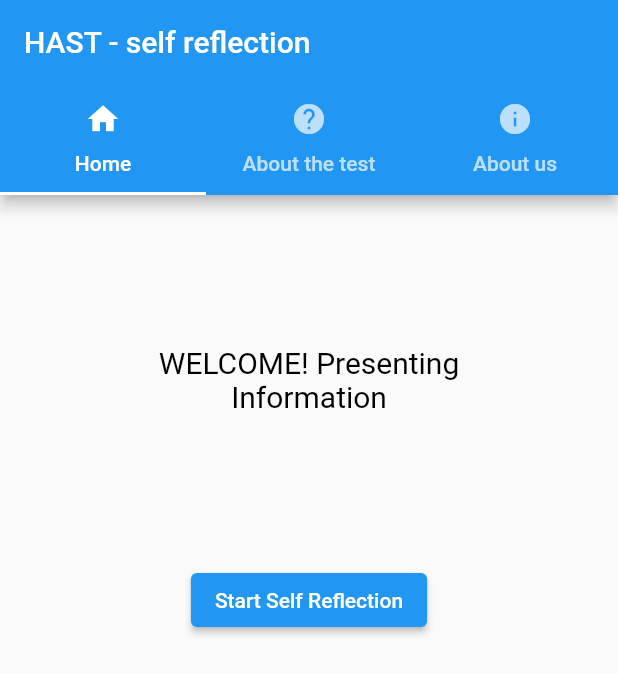
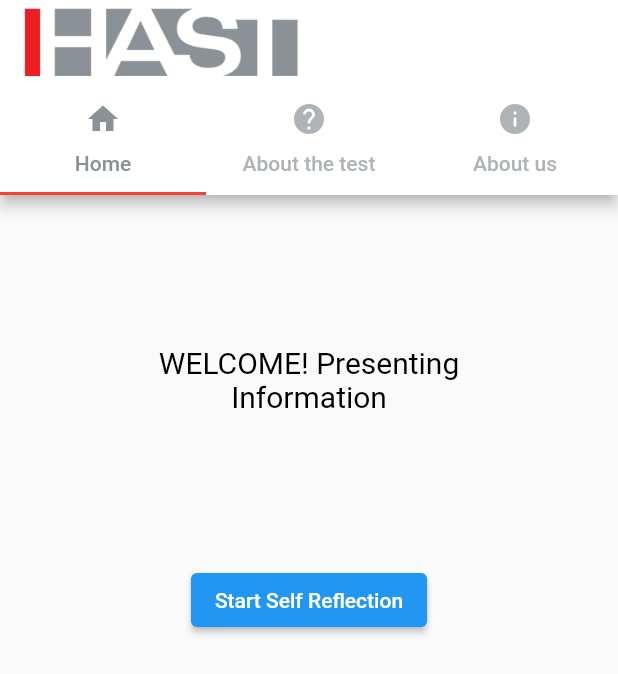
Before and after one commit to callec/DAT257_Laser_Disc, a Flutter app: the screen it shows after launch, on a phone screen of 412 x 824 dp. Shown: the top 674 px of the screen. Run offline on Flutter 3.47's test engine with Material 2 defaults, Android fonts, the phone set to English and light mode, and no system bars.

Commit message:
Added themes and Hast logo
Co-Authored-By: SamwiseNoble <81569419+SamwiseNoble@users.noreply.github.com>
Co-Authored-By: Erik Blomberg <31245545+RedSpettan@users.noreply.github.com>

```diff
--- a/hast_app/hast_app/lib/MainPage.dart
+++ b/hast_app/hast_app/lib/MainPage.dart
@@ -1,6 +1,15 @@
+//Created by Erik and Sam
 import 'package:flutter/material.dart';
 
-//Created by Erik and Sam
+
+class hastLogga extends StatelessWidget{
+  Widget build(BuildContext context) {
+    return Image(image: AssetImage('assets/hastlogga.png'));
+  }
+}
+
+
+
 //Edited by Louise, Erik, Sam
 
 class MainPage extends StatelessWidget {
@@ -12,11 +21,16 @@ class MainPage extends StatelessWidget {
         length: 3,
         child: Scaffold(
           appBar: AppBar(
-            title: Text('HAST - self reflection'), //title on top of the page
+            title:  Image.asset(
+              "assets/hastlogga.png",
+              fit: BoxFit.contain,
+              height: 45,
+            ),
             automaticallyImplyLeading: false,
-            backgroundColor: Theme.of(context).accentColor,
+            backgroundColor: Colors.white,
             bottom: TabBar(
-              indicatorColor: Colors.white,
+              labelColor: Color.fromARGB(255, 138, 146, 151),
+              indicatorColor: Colors.red,
               tabs: [
                 Tab(text: 'Home', icon: Icon(Icons.home)), //Our tabs
                 Tab(text: 'About the test', icon: Icon(Icons.help)),
--- a/hast_app/hast_app/lib/main.dart
+++ b/hast_app/hast_app/lib/main.dart
@@ -2,9 +2,11 @@ import 'package:flutter/material.dart';
 import 'package:provider/provider.dart';
 import 'package:hast_app/questionDrawer.dart';
 import 'package:hast_app/models/quiz_model.dart';
+
 //import 'package:hast_app/screen/main_page.dart';
 import 'package:hast_app/screen/quiz_page.dart';
 import 'MainPage.dart';
+
 //import 'question.dart';
 import 'result.dart';
 
@@ -24,14 +26,30 @@ class MyApp extends StatelessWidget {
           )
         ],
         child: MaterialApp(
+          theme: ThemeData(
+            // Define the default brightness and colors.
+            brightness: Brightness.dark,
+            primaryColor: Colors.lightBlue[800],
+            accentColor: Color.fromARGB(255,255, 49, 34),
+
+            // Define the default font family.
+            fontFamily: 'Georgia',
+
+            // Define the default TextTheme. Use this to specify the default
+            // text styling for headlines, titles, bodies of text, and more.
+            textTheme: TextTheme(
+              headline1: TextStyle(fontSize: 72.0, fontWeight: FontWeight.bold),
+              headline6: TextStyle(fontSize: 24.0),
+              bodyText2: TextStyle(fontSize: 14.0, fontFamily: 'Hind'),
+            ),
+          ),
           routes: {
             '/': (context) => MainPage(),
             '/quiz': (context) => QuizPage(),
             '/result': (context) => ResultPage(),
             '/drawer': (context) => QuestionDrawer(title: "Hello"),
           },
-      )
-    );
+        ));
   }
 }
 
--- a/hast_app/hast_app/pubspec.yaml
+++ b/hast_app/hast_app/pubspec.yaml
@@ -49,6 +49,8 @@ flutter:
   # assets:
   #   - images/a_dot_burr.jpeg
   #   - images/a_dot_ham.jpeg
+  assets:
+    - assets/hastlogga.png
 
   # An image asset can refer to one or more resolution-specific "variants", see
   # https://flutter.dev/assets-and-images/#resolution-aware.
```
Also changed, not shown: hast_app/hast_app/assets/hastlogga.png (added). Lines whose indentation alone changed are shown as unchanged.
